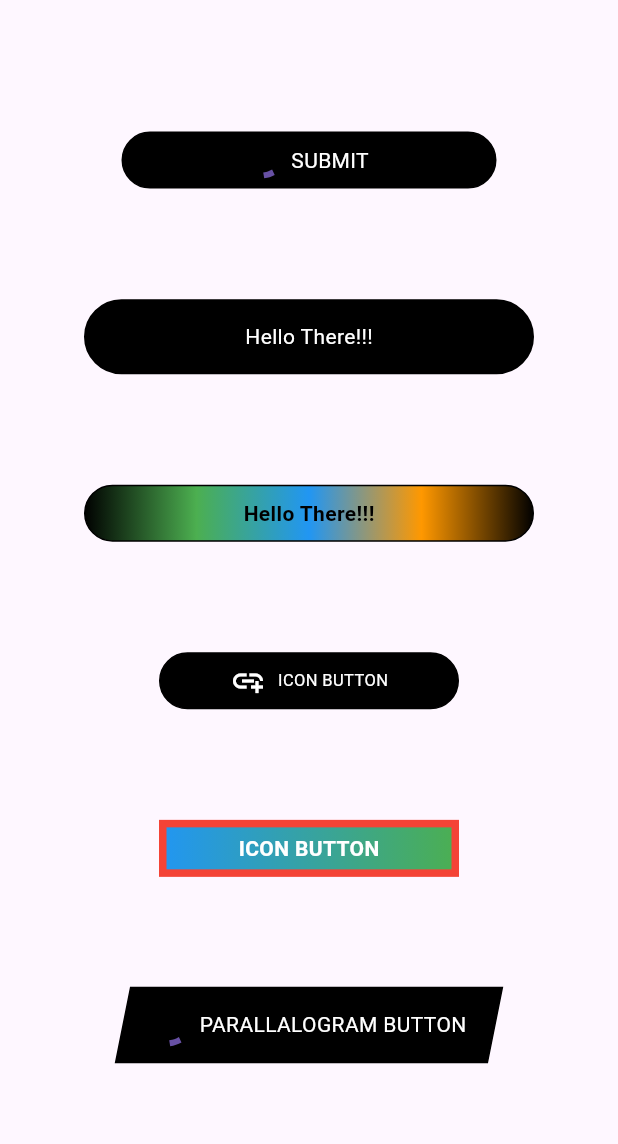
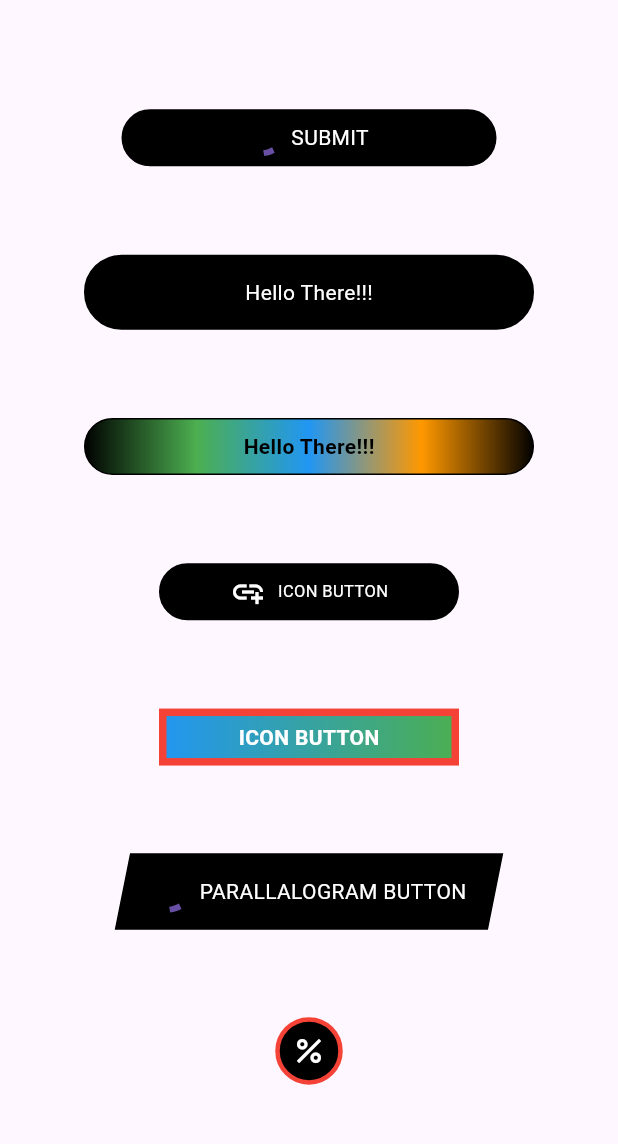
Before and after one commit to aneebasif/flutter-libraries, a Flutter app: the screen it shows after launch, on a phone screen of 412 x 824 dp, the part 63-1207 px from its top. Run offline on Flutter 3.47's test engine with Material 2 defaults, Android fonts, the phone set to English and light mode, and no system bars.

Commit message:
using icon button in the example project

```diff
--- a/buttons/example/lib/main.dart
+++ b/buttons/example/lib/main.dart
@@ -134,6 +134,22 @@ class MyApp extends StatelessWidget {
                 ),
               ],
             ),
+
+            //----------Icon Button-------------
+            WOIIconButton(
+              size: 45,
+              borderRadius: BorderRadius.circular(100),
+              backgroundColor: Colors.black,
+              border: Border.all(
+                color: Colors.red,
+                width: 3,
+              ),
+              child: const Icon(
+                Icons.percent,
+                color: Colors.white,
+              ),
+              onTap: () {},
+            ),
           ],
         ),
       ),
```
